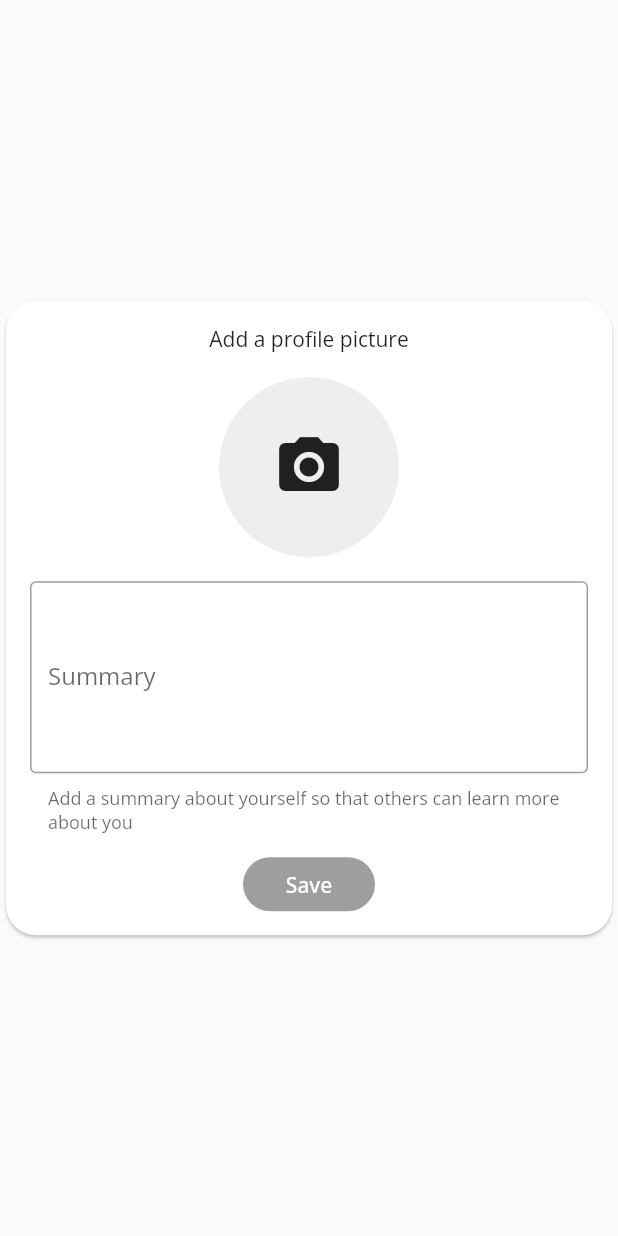
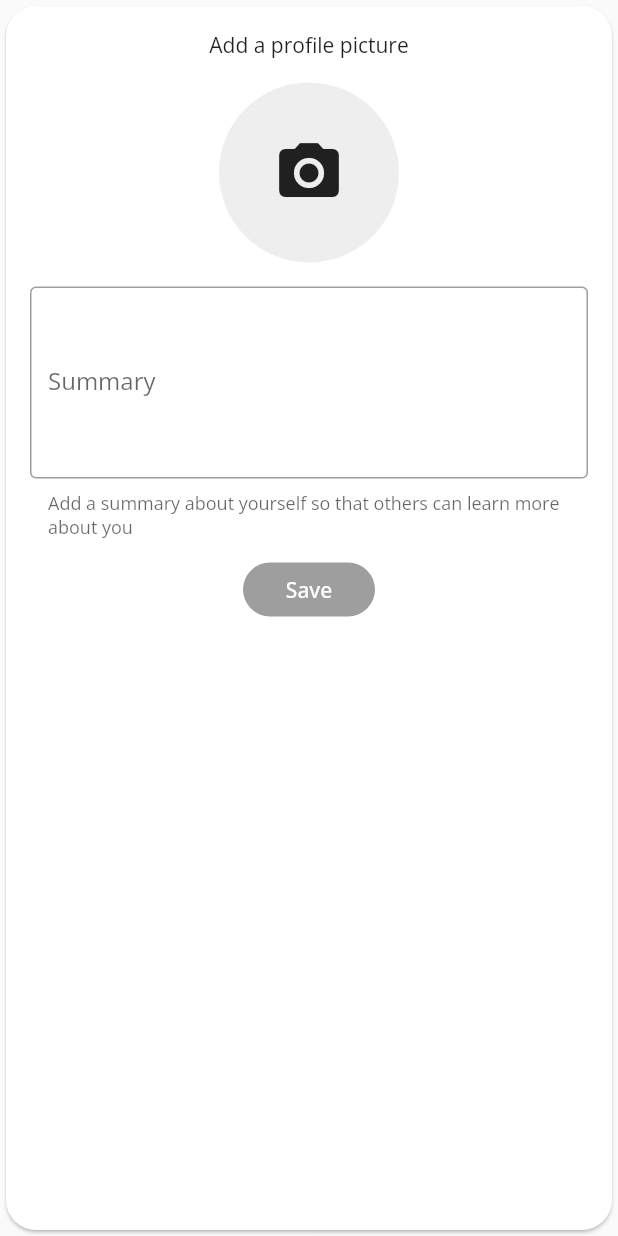
Before and after one commit to zeshuaro/off-campus, a Flutter app: the CompleteProfileForm widget shown alone on an empty page, opened directly, on a phone screen of 412 x 824 dp. Run offline on Flutter 3.47's test engine with Material 2 defaults, Android fonts, the phone set to English and light mode, and no system bars; our stand-ins replace bloc, cached_network_image, cloud_firestore, copy_with_extension, equatable, firebase_auth and 10 more; missing offline and left inert: dash_chat, flutter_cache_manager_firebase, flutter_device_type, pedantic, slimy_card; accounts and stored records are empty; generated files the repository leaves out were written again.

Commit message:
Fix complete profile layout

```diff
--- a/lib/screens/complete_profile/view/complete_profile_form.dart
+++ b/lib/screens/complete_profile/view/complete_profile_form.dart
@@ -26,9 +26,7 @@ class _CompleteProfileFormState extends State<CompleteProfileForm> {
 
   @override
   Widget build(BuildContext context) {
-    return Center(
-      child: SingleChildScrollView(
-        child: MyCard(
+    return MyCard(
       child: Padding(
         padding: kLayoutPadding,
         child: Column(
@@ -41,12 +39,9 @@ class _CompleteProfileFormState extends State<CompleteProfileForm> {
             WidgetPadding(),
             SizedBox(
                 height: 36.0,
-                    child: _isLoading
-                        ? CircularProgressIndicator()
-                        : _buildButton()),
+                child:
+                    _isLoading ? CircularProgressIndicator() : _buildButton()),
           ],
-            ),
-          ),
         ),
       ),
     );
```
Also changed, not shown: lib/screens/complete_profile/view/complete_profile_page.dart (+7 -3 lines). Lines whose indentation alone changed are shown as unchanged.
